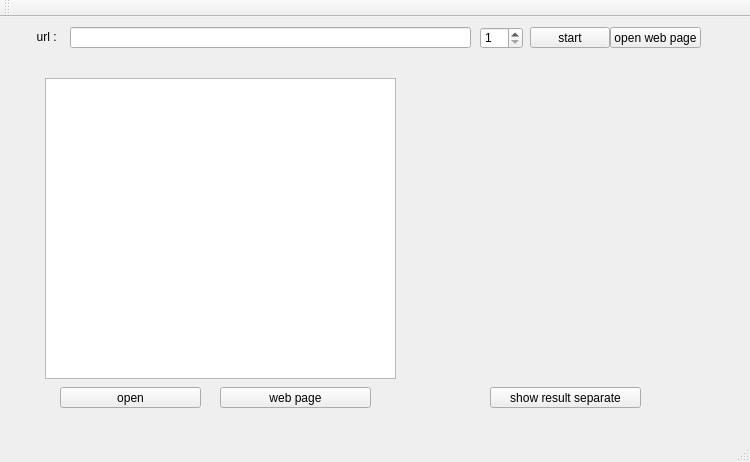
The window that web-crawler/mainwindow.ui (zolfaShefreie/web-crawler) describes before a commit, drawn with Qt 5.
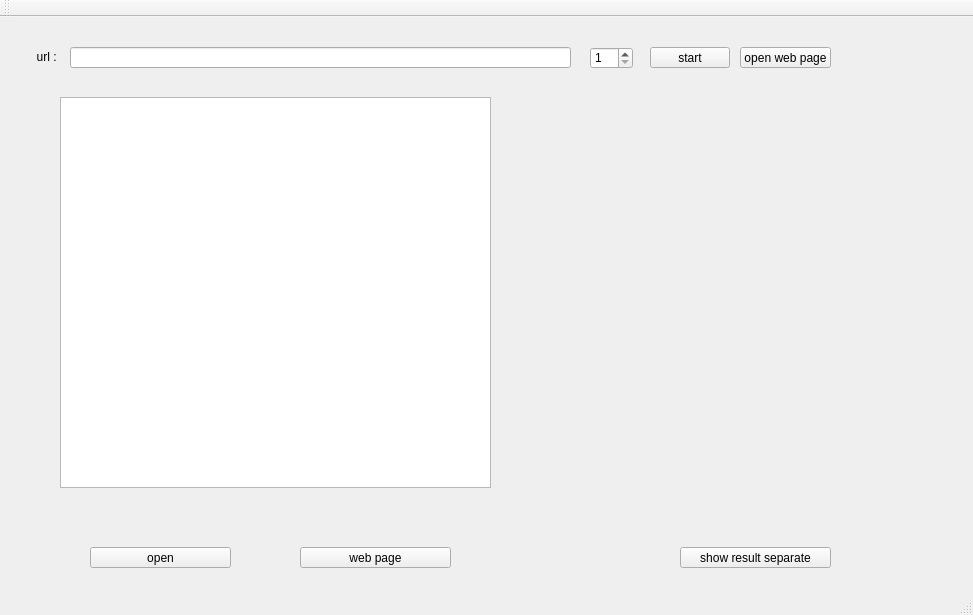
The same window after the commit.

What changed in the file:
```diff
--- a/web-crawler/mainwindow.ui
+++ b/web-crawler/mainwindow.ui
@@ -6,8 +6,8 @@
    <rect>
     <x>0</x>
     <y>0</y>
-    <width>750</width>
-    <height>462</height>
+    <width>973</width>
+    <height>615</height>
    </rect>
   </property>
   <property name="windowTitle">
@@ -18,8 +18,8 @@
     <property name="geometry">
      <rect>
       <x>70</x>
-      <y>10</y>
-      <width>401</width>
+      <y>30</y>
+      <width>501</width>
       <height>21</height>
      </rect>
     </property>
@@ -28,7 +28,7 @@
     <property name="geometry">
      <rect>
       <x>20</x>
-      <y>10</y>
+      <y>30</y>
       <width>51</width>
       <height>20</height>
      </rect>
@@ -43,8 +43,8 @@
    <widget class="QPushButton" name="pushButton">
     <property name="geometry">
      <rect>
-      <x>530</x>
-      <y>10</y>
+      <x>650</x>
+      <y>30</y>
       <width>80</width>
       <height>21</height>
      </rect>
@@ -56,8 +56,8 @@
    <widget class="QPushButton" name="pushButton_2">
     <property name="geometry">
      <rect>
-      <x>610</x>
-      <y>10</y>
+      <x>740</x>
+      <y>30</y>
       <width>91</width>
       <height>21</height>
      </rect>
@@ -69,8 +69,8 @@
    <widget class="QSpinBox" name="spinBox">
     <property name="geometry">
      <rect>
-      <x>480</x>
-      <y>10</y>
+      <x>590</x>
+      <y>30</y>
       <width>43</width>
       <height>22</height>
      </rect>
@@ -85,18 +85,18 @@
    <widget class="QListWidget" name="listWidget">
     <property name="geometry">
      <rect>
-      <x>45</x>
-      <y>61</y>
-      <width>351</width>
-      <height>301</height>
+      <x>60</x>
+      <y>80</y>
+      <width>431</width>
+      <height>391</height>
      </rect>
     </property>
    </widget>
    <widget class="QPushButton" name="pushButton_3">
     <property name="geometry">
      <rect>
-      <x>220</x>
-      <y>370</y>
+      <x>300</x>
+      <y>530</y>
       <width>151</width>
       <height>21</height>
      </rect>
@@ -108,8 +108,8 @@
    <widget class="QPushButton" name="pushButton_4">
     <property name="geometry">
      <rect>
-      <x>60</x>
-      <y>370</y>
+      <x>90</x>
+      <y>530</y>
       <width>141</width>
       <height>21</height>
      </rect>
@@ -121,8 +121,8 @@
    <widget class="QPushButton" name="pushButton_5">
     <property name="geometry">
      <rect>
-      <x>490</x>
-      <y>370</y>
+      <x>680</x>
+      <y>530</y>
       <width>151</width>
       <height>21</height>
      </rect>
@@ -134,10 +134,10 @@
    <widget class="QLabel" name="label_2">
     <property name="geometry">
      <rect>
-      <x>446</x>
-      <y>62</y>
-      <width>251</width>
-      <height>291</height>
+      <x>570</x>
+      <y>80</y>
+      <width>321</width>
+      <height>391</height>
      </rect>
     </property>
     <property name="text">
```
Left out of the diff: 2 changed lines with no effect on the pictures.
